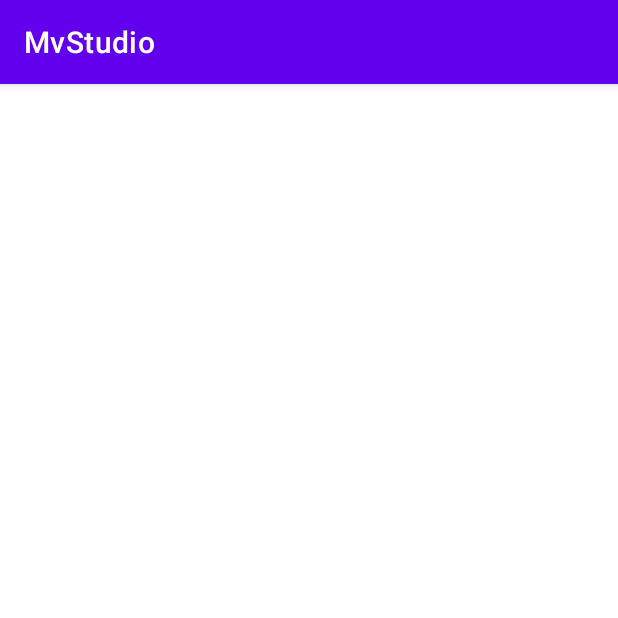
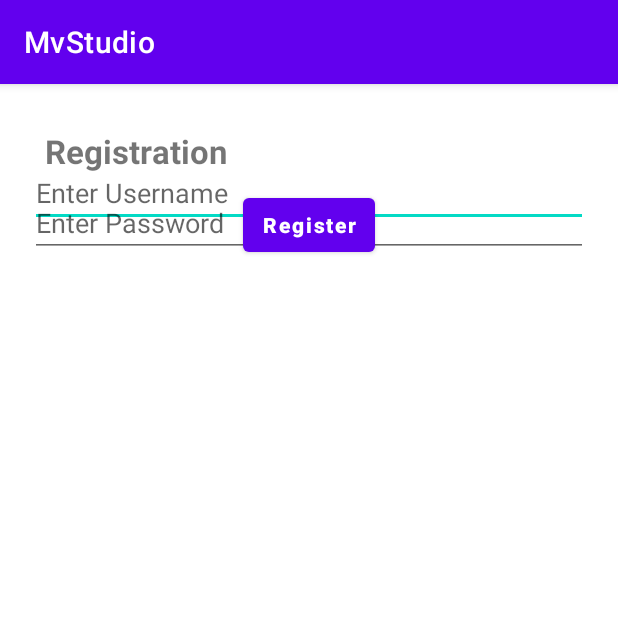
Before and after one commit to Odile078/MovieJournal2, an Android app: the RegistrationActivity screen opened directly, with no data from a screen before it, on a phone screen of 412 x 824 dp, the top half of it. Run offline under Robolectric (Android 15) with nearby library versions, the phone set to English and light mode, and no system bars; network calls fail; Roboto replaces fonts that are not available here.

Commit message:
desisgn registration

```diff
--- a/app/src/main/res/layout/activity_registration.xml
+++ b/app/src/main/res/layout/activity_registration.xml
@@ -5,5 +5,48 @@
     android:layout_width="match_parent"
     android:layout_height="match_parent"
     tools:context=".RegistrationActivity">
+    <TextView
+        android:id="@+id/tvtitle"
+        android:layout_width="match_parent"
+        android:layout_height="wrap_content"
+        android:text="Registration"
+        app:layout_constraintStart_toStartOf="parent"
+        app:layout_constraintEnd_toEndOf="parent"
+        app:layout_constraintTop_toTopOf="parent"
+        android:textSize="22dp"
+        android:textStyle="bold"
+        android:layout_margin="30dp"/>
+    <EditText
+        android:id="@+id/usernameInput"
+        android:layout_width="match_parent"
+        android:layout_height="wrap_content"
+        android:hint="Enter Username"
+        app:layout_constraintStart_toStartOf="parent"
+        app:layout_constraintEnd_toEndOf="parent"
+        app:layout_constraintTop_toTopOf="@id/tvtitle"
+        android:layout_margin="20dp"/>
+    <EditText
+        android:id="@+id/passwordInput"
+        android:layout_width="match_parent"
+        android:layout_height="wrap_content"
+        android:hint="Enter Password"
+        app:layout_constraintStart_toStartOf="parent"
+        app:layout_constraintEnd_toEndOf="parent"
+        app:layout_constraintTop_toTopOf="@id/usernameInput"
+        android:layout_margin="20dp"/>
+
+    <Button
+        android:id="@+id/buttonRegister"
+        android:layout_width="wrap_content"
+        android:layout_height="wrap_content"
+        android:text="Register"
+        android:textStyle="bold"
+        android:padding="5dp"
+        android:textAllCaps="false"
+        app:layout_constraintStart_toStartOf="parent"
+        app:layout_constraintEnd_toEndOf="parent"
+        app:layout_constraintTop_toTopOf="@id/passwordInput"
+        />
+
 
 </androidx.constraintlayout.widget.ConstraintLayout>
```
